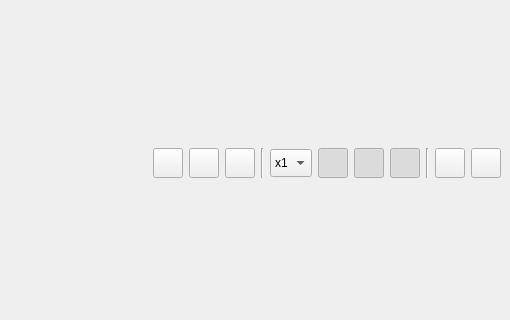
Old version of the form python/qt/ui/main_window.ui in the repository robertapplin/N-Body-Simulations; both pictures show x 148 to 658 and y 318 to 638 of the 658 by 963 pixel window.
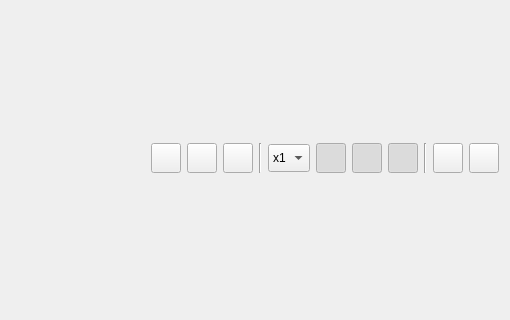
New version of the form.

```diff
--- a/python/qt/ui/main_window.ui
+++ b/python/qt/ui/main_window.ui
@@ -1,7 +1,7 @@
 <?xml version="1.0" encoding="UTF-8"?>
 <ui version="4.0">
- <class>MainWindow</class>
- <widget class="QMainWindow" name="MainWindow">
+ <class>NBodySimulator</class>
+ <widget class="QWidget" name="NBodySimulator">
   <property name="geometry">
    <rect>
     <x>0</x>
@@ -13,23 +13,13 @@
   <property name="windowTitle">
    <string>N-Body Simulations</string>
   </property>
-  <widget class="QWidget" name="centralwidget">
    <layout class="QVBoxLayout" name="verticalLayout">
     <property name="spacing">
      <number>0</number>
     </property>
-    <property name="leftMargin">
-     <number>9</number>
-    </property>
     <property name="topMargin">
      <number>0</number>
     </property>
-    <property name="rightMargin">
-     <number>9</number>
-    </property>
-    <property name="bottomMargin">
-     <number>0</number>
-    </property>
     <item>
      <widget class="QFrame" name="fSetup">
       <layout class="QGridLayout" name="gridLayout">
@@ -321,7 +311,6 @@
      </widget>
     </item>
    </layout>
-  </widget>
  </widget>
  <resources/>
  <connections/>
```
Left out of the diff: 2 changed lines with no effect on the pictures. Lines whose indentation alone changed are shown as unchanged.
